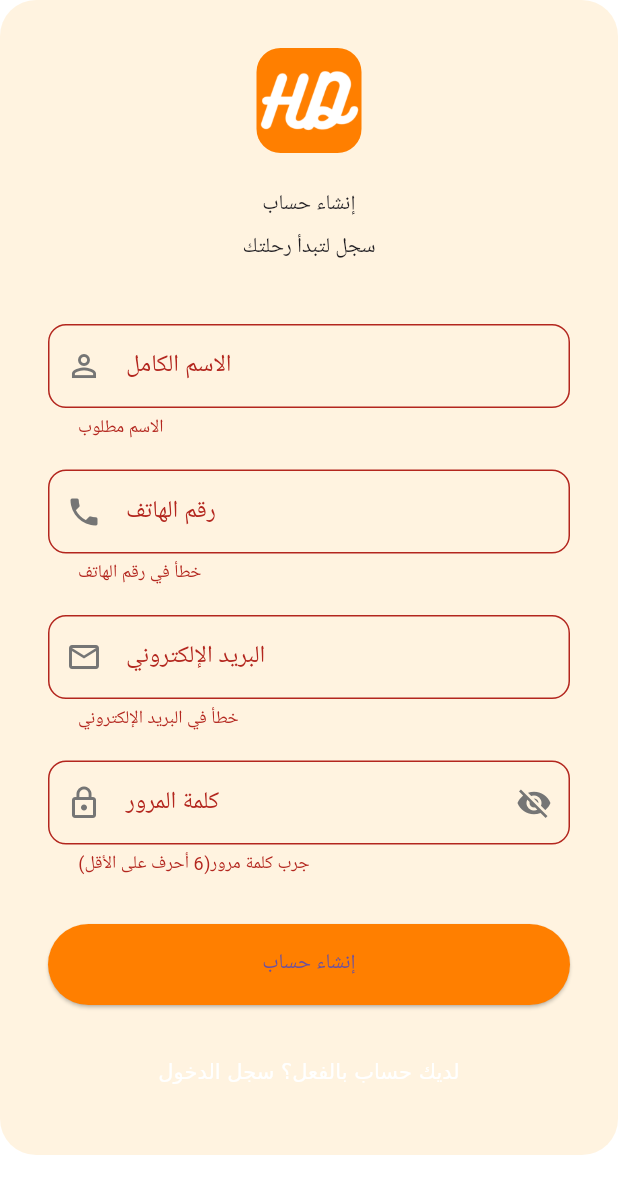
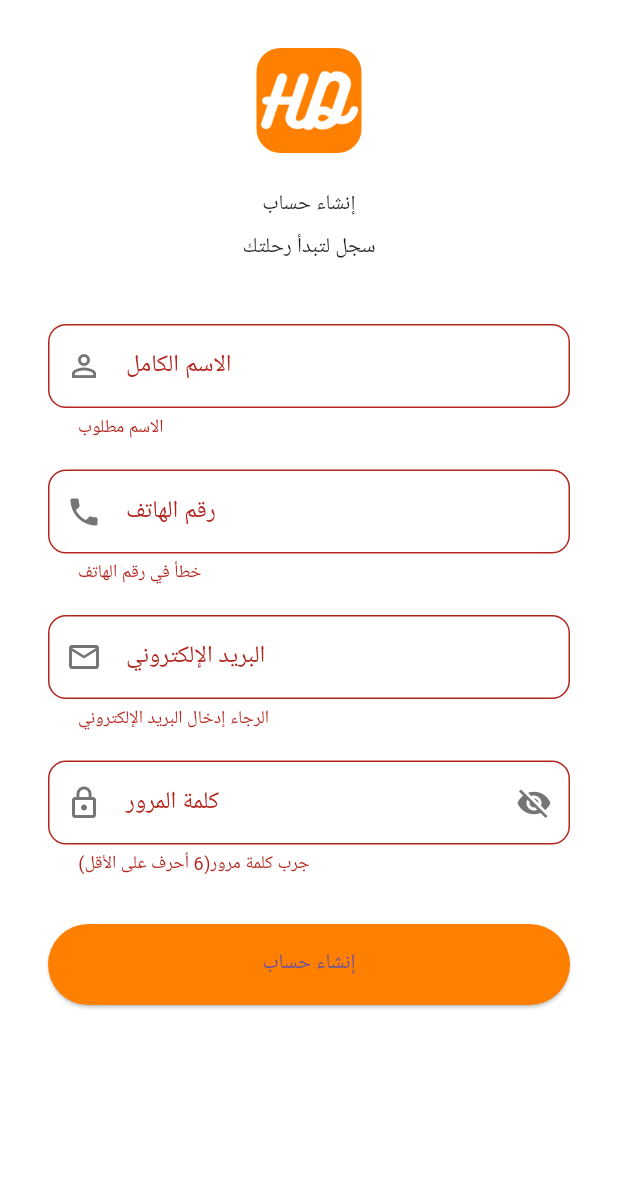
Before and after one commit to 3boudi/HADJ_D, a Flutter app: the LoginForm widget shown alone on an empty page, opened directly with empty values, after a tap on "إنشاء حساب", on a phone screen of 412 x 824 dp. Shown: the top 1194 px of the screen. Run offline on Flutter 3.47's test engine with Material 3 defaults, Android fonts, the phone set to English and light mode, and no system bars; our stand-ins replace flutter_svg, lottie; missing offline and left inert: arabic_font, dart:ffi.

Commit message:
add popup for confirmation of phone number + edit login page UI

```diff
--- a/lib/login/screens/login/login_form.dart
+++ b/lib/login/screens/login/login_form.dart
@@ -6,6 +6,7 @@ import 'login_toggle.dart';
 import '/splash/splash_screen.dart';
 import 'package:arabic_font/arabic_font.dart';
 import 'package:train/login/validators.dart';
+import 'phone_confirmation_dialog.dart';
 
 class LoginForm extends StatefulWidget {
   final bool isLogin;
@@ -33,17 +34,44 @@ class _LoginFormState extends State<LoginForm> {
 
   void _submit() {
     if (_formKey.currentState!.validate()) {
-      Navigator.of(context).pushReplacement(
-        MaterialPageRoute(
-          builder: (context) => const SplashScreen(isAfterLogin: true),
-        ),
-      );
+      // إذا كان في وضع إنشاء حساب (!isLogin) نعرض dialog تأكيد رقم الهاتف
+      if (!widget.isLogin) {
+        _showPhoneConfirmationDialog();
+      } else {
+        // إذا كان في وضع تسجيل الدخول، ندخل مباشرة
+        _navigateToSplash();
+      }
     }
   }
 
-  String? _validateEmail(String? value) {
+  void _showPhoneConfirmationDialog() {
+    showDialog(
+      context: context,
+      barrierColor: Colors.black.withOpacity(0.5), // خلفية شبه شفافة
+      builder: (context) => PhoneConfirmationDialog(
+        phoneNumber: _phoneController.text,
+        onConfirm: () {
+          Navigator.of(context).pop(); // لإغلاق الـ dialog
+          _navigateToSplash();
+        },
+        onCancel: () {
+          Navigator.of(context).pop(); // لإغلاق الـ dialog
+        },
+      ),
+    );
+  }
+
+  void _navigateToSplash() {
+    Navigator.of(context).pushReplacement(
+      MaterialPageRoute(
+        builder: (context) => const SplashScreen(isAfterLogin: true),
+      ),
+    );
+  }
+
+  String? _validateEmail(bool isLogin, String? value) {
     if (widget.isLogin) return null; // الإيميل غير مطلوب في تسجيل الدخول
-    final result = validateEmail(value);
+    final result = validateEmail(isLogin, value);
     return result?.data; // ✅ تحويل Text? إلى String?
   }
 
@@ -88,7 +116,7 @@ class _LoginFormState extends State<LoginForm> {
       constraints: const BoxConstraints(maxWidth: 440),
       padding: const EdgeInsets.all(32),
       decoration: BoxDecoration(
-        color: AppColors.cardBackground,
+        color: AppColors.background,
         borderRadius: BorderRadius.circular(24),
       ),
       child: Form(
@@ -141,7 +169,7 @@ class _LoginFormState extends State<LoginForm> {
               obscurePassword: _obscurePassword,
               onTogglePassword: () =>
                   setState(() => _obscurePassword = !_obscurePassword),
-              emailValidator: _validateEmail,
+              emailValidator: (value) => _validateEmail(widget.isLogin, value),
               passwordValidator: _validatePassword,
               phoneValidator: _validatePhone,
               nameValidator: _validateName, // ✅ إضافة validator للاسم
--- a/lib/login/validators.dart
+++ b/lib/login/validators.dart
@@ -1,10 +1,12 @@
+import 'dart:ffi';
+
 import 'package:arabic_font/arabic_font.dart';
 import 'package:flutter/material.dart';
 
-Text? validateEmail(String? value) {
+Text? validateEmail(bool isLogin, String? value) {
   if (value == null || value.isEmpty)
     return Text(
-      'خطأ في البريد الإلكتروني',
+      'الرجاء إدخال البريد الإلكتروني',
       style: ArabicTextStyle(
         arabicFont: ArabicFont.dinNextLTArabic,
         color: Colors.red,
@@ -42,6 +44,7 @@ Text? validatePassword(String? value) {
       ),
     );
   }
+
   return null;
 }
 
@@ -50,7 +53,7 @@ Text? validatePhone(bool isLogin, String? value) {
 
   if (value == null || value.isEmpty)
     return Text(
-      'خطأ في رقم الهاتف',
+      'يرجى إدخال رقم الهاتف',
       style: ArabicTextStyle(
         arabicFont: ArabicFont.dinNextLTArabic,
         color: Colors.red,
```
Also changed, not shown: lib/login/screens/login/phone_confirmation_dialog.dart (added, +116 -0 lines).
